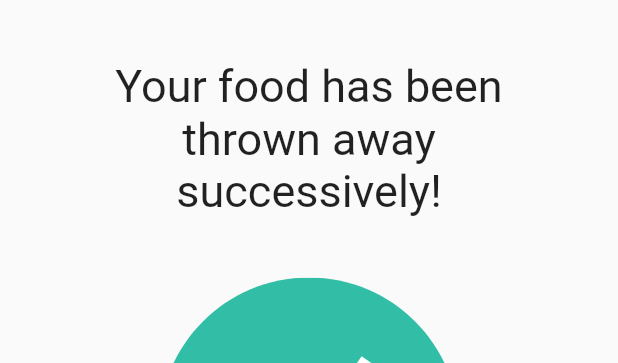
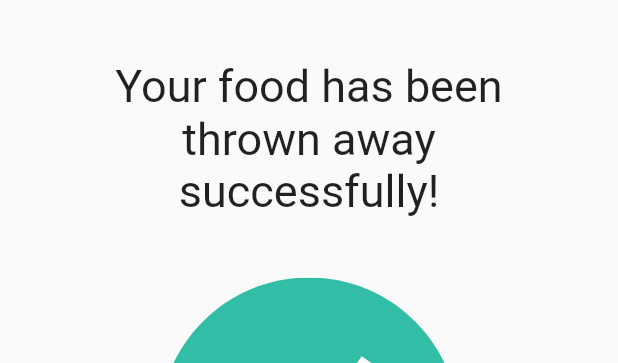
Before and after one commit to tprzerywacz/doof, a Flutter app: the Summary widget shown alone on an empty page, opened directly, on a phone screen of 412 x 824 dp. Shown: the top 363 px of the screen. Run offline on Flutter 3.47's test engine with Material 2 defaults, Android fonts, the phone set to English and light mode, and no system bars; our stand-ins replace charts_flutter, cloud_firestore, firebase_auth, firebase_core, fl_chart, flutter_svg and 1 more; accounts and stored records are empty.

Commit message:
Add success

```diff
--- a/lib/summary.dart
+++ b/lib/summary.dart
@@ -38,7 +38,7 @@ class _SummaryState extends State<Summary> {
           child: Padding(
             padding: EdgeInsets.all(40.0),
             child: Text(
-              'Your food has been thrown away successively!',
+              'Your food has been thrown away successfully!',
               style: TextStyle(fontSize: 30, fontWeight: FontWeight.normal),
               textAlign: TextAlign.center,
             ),
```
